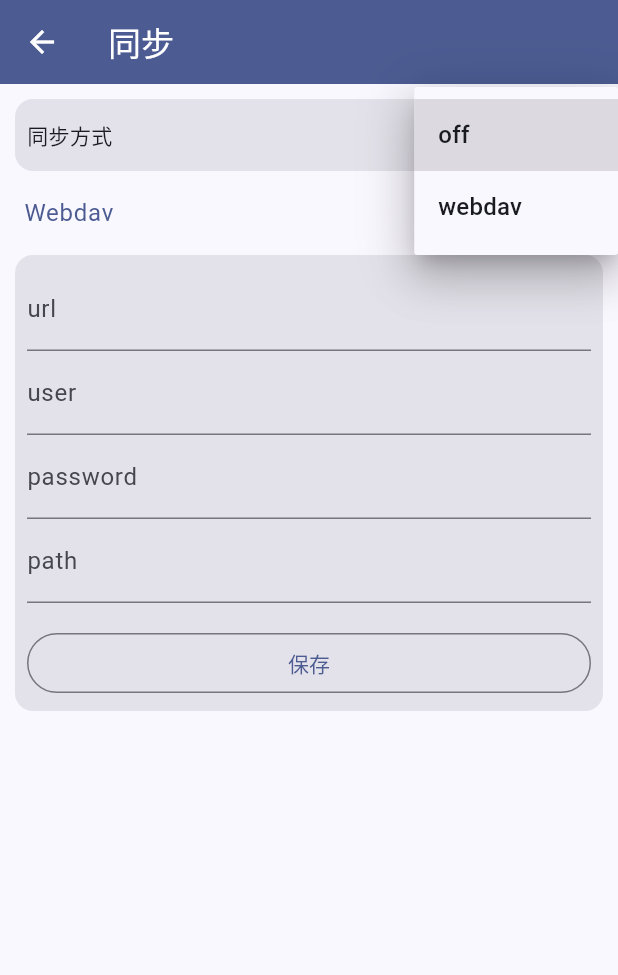
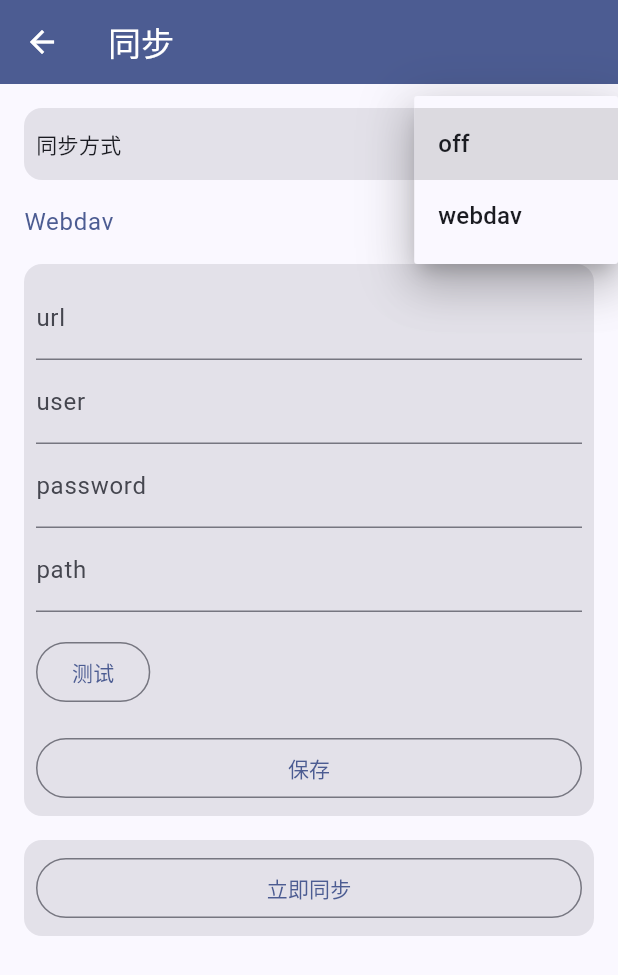
Before and after one commit to kexirong/pass_nest, a Flutter app: the SettingSync screen opened by its route, after a tap on the "arrow downward" icon, on a phone screen of 412 x 824 dp. Shown: the top 975 px of the screen. Run offline on Flutter 3.47's test engine with Material 3 defaults, Android fonts, the phone set to English and light mode, and no system bars; our stand-ins replace dio, flutter_slidable, get, sembast, sembast_web, sqflite and 1 more; missing offline and left inert: encrypt, sembast_sqflite, webdav_client; accounts and stored records are empty; statements that could not run were skipped.

Commit message:
fourth commit

```diff
--- a/lib/main.dart
+++ b/lib/main.dart
@@ -2,6 +2,8 @@ import 'package:flutter/foundation.dart';
 import 'package:flutter/material.dart';
 
 import 'package:get/get.dart';
+
+import 'services/webdav/sync_webdav.dart';
 import 'services/accounts_service.dart';
 import 'services/db/data_provider.dart';
 import 'services/groups_service.dart';
@@ -31,6 +33,7 @@ void main() async {
           }
           Get.put(AccountsService());
           Get.put(GroupsService());
+          Get.put(SyncWebdavService()).start();
 
           if (kDebugMode) {
             print('All lazyPut started...');
--- a/lib/modules/setting/sync_view.dart
+++ b/lib/modules/setting/sync_view.dart
@@ -1,6 +1,7 @@
 import 'package:flutter/material.dart';
 import 'package:get/get.dart';
 import 'package:pass_nest/models/webdav_config.dart';
+import 'package:pass_nest/services/webdav/sync_webdav.dart';
 import 'controllers/sync_controller.dart';
 
 class SettingSync extends StatelessWidget {
@@ -25,7 +26,7 @@ class SettingSync extends StatelessWidget {
             child: Column(
               children: [
                 Card.filled(
-                    margin: const EdgeInsets.only(top: 10, left: 10, right: 10),
+                    margin: const EdgeInsets.only(top: 16, left: 16, right: 16),
                     child: Row(
                       children: [
                         const SizedBox(width: 8),
@@ -35,9 +36,11 @@ class SettingSync extends StatelessWidget {
                           value: controller.syncMethod,
                           icon: const Icon(Icons.arrow_downward),
                           elevation: 16,
-                          onChanged: (SyncMethod? value) {
+                          onChanged: (SyncMethod? value) async {
                             controller.syncMethod = value;
-                            controller.update();
+
+                            controller.saveSyncMethod();
+                            Get.rawSnackbar(message: '设置成功');
                           },
                           items: SyncMethod.values
                               .map<DropdownMenuItem<SyncMethod>>((SyncMethod value) {
@@ -54,7 +57,7 @@ class SettingSync extends StatelessWidget {
                   title: const Text('Webdav'),
                 ),
                 Card.filled(
-                  margin: const EdgeInsets.symmetric(horizontal: 10),
+                  margin: const EdgeInsets.symmetric(horizontal: 16),
                   child: Padding(
                     padding: const EdgeInsets.all(8),
                     child: Form(
@@ -100,14 +103,32 @@ class SettingSync extends StatelessWidget {
                             controller: controller.webdav.path,
                           ),
                           Container(
+                            alignment: Alignment.centerLeft,
+                            padding: const EdgeInsets.symmetric(vertical: 16),
+                            child: OutlinedButton(
+                              onPressed: () async {
+                                if (!_formKey.currentState!.validate()) {
+                                  return;
+                                }
+                                var test = await controller.webdav.ping();
+                                if (test) {
+                                  Get.rawSnackbar(message: '连接成功');
+                                } else {
+                                  Get.rawSnackbar(message: '请检查配置');
+                                }
+                              },
+                              child: const Text('测试'),
+                            ),
+                          ),
+                          SizedBox(
                             width: double.infinity,
-                            padding: const EdgeInsets.only(top: 16),
                             child: OutlinedButton(
                               onPressed: () async {
                                 if (!_formKey.currentState!.validate()) {
                                   return;
                                 }
                                 await controller.saveWebdav();
+                                Get.find<SyncWebdavService>().clientClose();
                                 Get.rawSnackbar(message: '保存成功');
                               },
                               child: const Text('保存'),
@@ -117,7 +138,20 @@ class SettingSync extends StatelessWidget {
                       ),
                     ),
                   ),
-                )
+                ),
+                  Card.filled(
+                    margin: const EdgeInsets.all(16),
+                    child:   Container(
+                      padding: const EdgeInsets.all( 8),
+                      width: double.infinity,
+                      child: OutlinedButton(
+                        onPressed: () async {
+
+                        },
+                        child: const Text('立即同步'),
+                      ),
+                    ) ,
+                  )
               ],
             ),
           );
--- a/lib/routes/app_pages.dart
+++ b/lib/routes/app_pages.dart
@@ -8,6 +8,7 @@ import '../modules/setting/secret_view.dart';
 import '../modules/account/accounts_home_view.dart';
 import '../modules/account/account_action_view.dart';
 import '../modules/setting/sync_view.dart';
+import '../modules/setting/info_view.dart';
 
 part 'app_paths.dart';
 
@@ -49,5 +50,9 @@ class AppPages {
       name: Paths.settingWebdav,
       page: () => SettingSync(),
     ),
+    GetPage(
+      name: Paths.settingInfo,
+      page: () => const SettingInfo(),
+    ),
   ];
 }
--- a/lib/routes/app_paths.dart
+++ b/lib/routes/app_paths.dart
@@ -13,4 +13,5 @@ abstract class Paths {
 
   static const settingSecret = '/setting/secret';
   static const settingWebdav = '/setting/webdav';
+  static const settingInfo = '/setting/info';
 }
--- a/lib/services/config_service.dart
+++ b/lib/services/config_service.dart
@@ -23,6 +23,14 @@ class ConfigService extends GetxService {
     await loadSecretsConfig();
   }
 
+  Future<SyncMethod> getSyncMethod() async {
+    return await _dataProvider.getSyncMethod();
+  }
+
+  Future<void> setSyncMethod(SyncMethod method) async {
+    return await _dataProvider.setSyncMethod(method);
+  }
+
   Future<WebdavConfig?> getWebdavConfig() async {
     return await _dataProvider.getWebdavConfig();
   }
@@ -37,7 +45,6 @@ class ConfigService extends GetxService {
 
   Future<void> loadSecretsConfig() async {
     var secrets = await _dataProvider.getSecrets();
-    // _secretsConfig.addAll(secrets);
     for (var s in secrets) {
       var mKey_ = md5.convert(utf8.encode(s.secret)).toString();
       _secretsCache[mKey_] = s;
--- a/lib/services/db/data_provider.dart
+++ b/lib/services/db/data_provider.dart
@@ -1,6 +1,5 @@
 import 'dart:io';
 
-import 'package:flutter/foundation.dart';
 import 'package:get/get.dart';
 import 'package:path/path.dart';
 import 'package:path_provider/path_provider.dart';
@@ -133,9 +132,6 @@ class DataProviderService extends GetxService {
   }
 
   Future<Database> _init() async {
-    if (kDebugMode) {
-      print('database init+++++++++++++++++++++++++++++++++++++++++++++++++++++++++++++');
-    }
     await _db?.close();
     var path = await _buildDatabasesPath();
     return _db = await databaseFactory.openDatabase(path);
--- a/lib/services/db/store/change_record_store.dart
+++ b/lib/services/db/store/change_record_store.dart
@@ -27,7 +27,7 @@ class ChangeRecordStore {
   }
 
   Future<String?> add(DatabaseClient dbc, ChangeRecord cr) async {
-    return await _store.record(cr.id).add(dbc, jsonEncode(cr));
+    return await _store.add(dbc, jsonEncode(cr));
   }
 // delete is not allowed
 // Future<void> delete
--- a/pubspec.yaml
+++ b/pubspec.yaml
@@ -47,7 +47,7 @@ dependencies:
   sqflite: ^2.4.1
   webdav_client: ^1.2.2
   dio: ^5.7.0
-  flutter_slidable: ^3.1.1
+  flutter_slidable: ^3.1.2
 
 dev_dependencies:
   flutter_test:
```
Also changed, not shown: lib/models/account/change_record.dart (+15 -13 lines), lib/modules/account/accounts_search_view.dart (+4 -3 lines), lib/modules/setting/controllers/sync_controller.dart (+17 -0 lines), lib/modules/setting/info_view.dart (added, +49 -0 lines), lib/modules/setting_drawer.dart (+6 -1 lines), lib/services/webdav/sync_webdav.dart (+23 -6 lines), lib/services/webdav/webdav.dart (+13 -1 lines), pubspec.lock.
